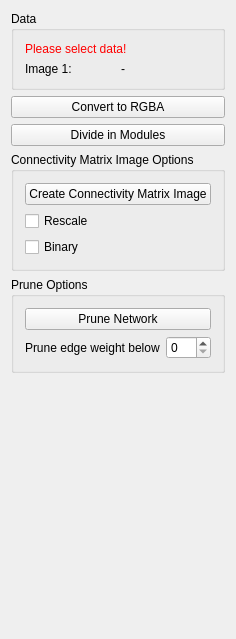
Before: the Qt Designer form Plugins/org.mitk.gui.qt.diffusionimaging/src/internal/Connectomics/QmitkConnectomicsNetworkOperationsViewControls.ui in MITK/MITK, drawn with Qt 5.
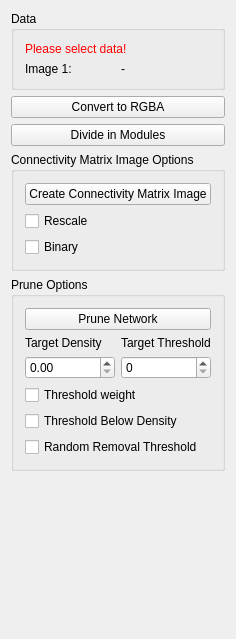
After: the same form once the commit is applied.

The edit to the form file:
```diff
--- a/Plugins/org.mitk.gui.qt.diffusionimaging/src/internal/Connectomics/QmitkConnectomicsNetworkOperationsViewControls.ui
+++ b/Plugins/org.mitk.gui.qt.diffusionimaging/src/internal/Connectomics/QmitkConnectomicsNetworkOperationsViewControls.ui
@@ -125,17 +125,84 @@
         </property>
        </widget>
       </item>
+      <item>
+       <layout class="QHBoxLayout" name="horizontalLayout_4">
+        <item>
+         <layout class="QVBoxLayout" name="verticalLayout_2">
+          <item>
+           <widget class="QLabel" name="targetDensityLabel">
+            <property name="text">
+             <string>Target Density</string>
+            </property>
+           </widget>
+          </item>
+          <item>
+           <widget class="QDoubleSpinBox" name="densityThresholdDoubleSpinBox">
+            <property name="maximum">
+             <double>1.000000000000000</double>
+            </property>
+            <property name="singleStep">
+             <double>0.010000000000000</double>
+            </property>
+           </widget>
+          </item>
+         </layout>
+        </item>
+        <item>
+         <layout class="QVBoxLayout" name="verticalLayout_3">
+          <item>
+           <widget class="QLabel" name="targetThresholdLabel">
+            <property name="text">
+             <string>Target Threshold</string>
+            </property>
+           </widget>
+          </item>
+          <item>
+           <widget class="QSpinBox" name="targetThresholdSpinBox"/>
+          </item>
+         </layout>
+        </item>
+       </layout>
+      </item>
       <item>
        <layout class="QHBoxLayout" name="horizontalLayout_5">
         <item>
-         <widget class="QLabel" name="edgeWeightLabel">
+         <widget class="QCheckBox" name="thresholdBasedThresholdingCheckBox">
+          <property name="toolTip">
+           <string extracomment="Remove all edges below at and below weight"/>
+          </property>
           <property name="text">
-           <string>Prune edge weight below</string>
+           <string>Threshold weight</string>
           </property>
          </widget>
         </item>
+       </layout>
+      </item>
+      <item>
+       <layout class="QHBoxLayout" name="horizontalLayout">
         <item>
-         <widget class="QSpinBox" name="pruneEdgeWeightSpinBox"/>
+         <widget class="QCheckBox" name="largestDensityLowerThanCheckBox">
+          <property name="toolTip">
+           <string extracomment="Remove all edges of the weakest weight until below target density"/>
+          </property>
+          <property name="text">
+           <string>Threshold Below Density</string>
+          </property>
+         </widget>
+        </item>
+       </layout>
+      </item>
+      <item>
+       <layout class="QHBoxLayout" name="horizontalLayout_2">
+        <item>
+         <widget class="QCheckBox" name="RandomRemovalThresholdingCheckBox">
+          <property name="toolTip">
+           <string extracomment="Randomly remove one of the lowest weight edges until the target density is reached"/>
+          </property>
+          <property name="text">
+           <string>Random Removal Threshold</string>
+          </property>
+         </widget>
         </item>
        </layout>
       </item>
```
